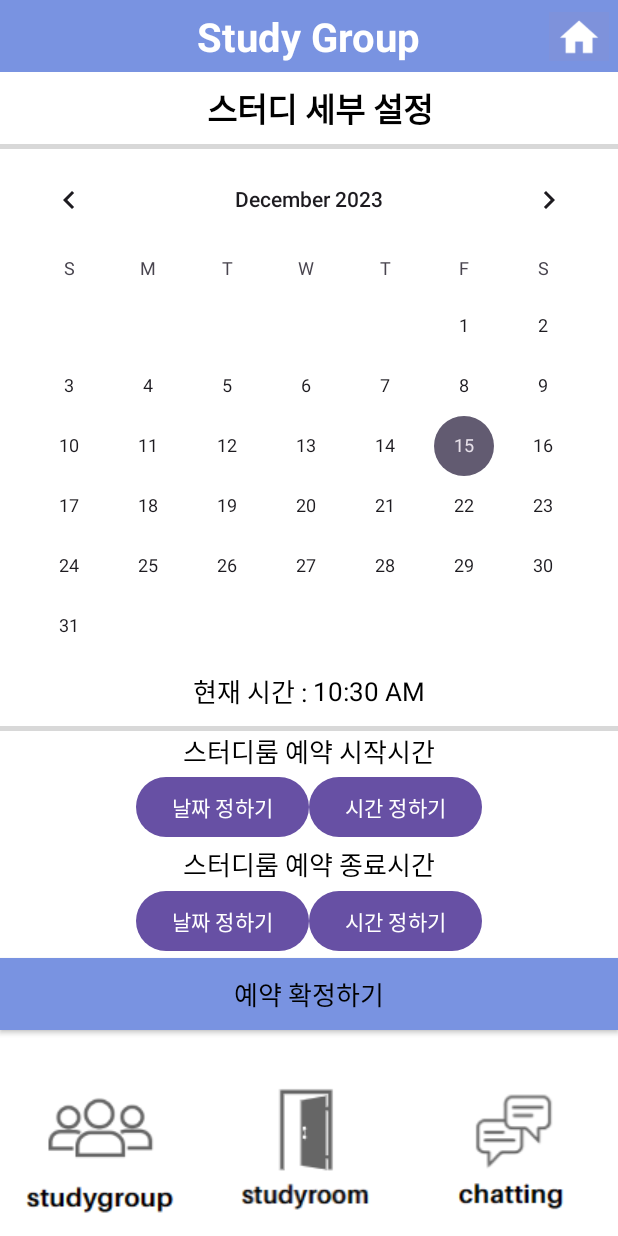
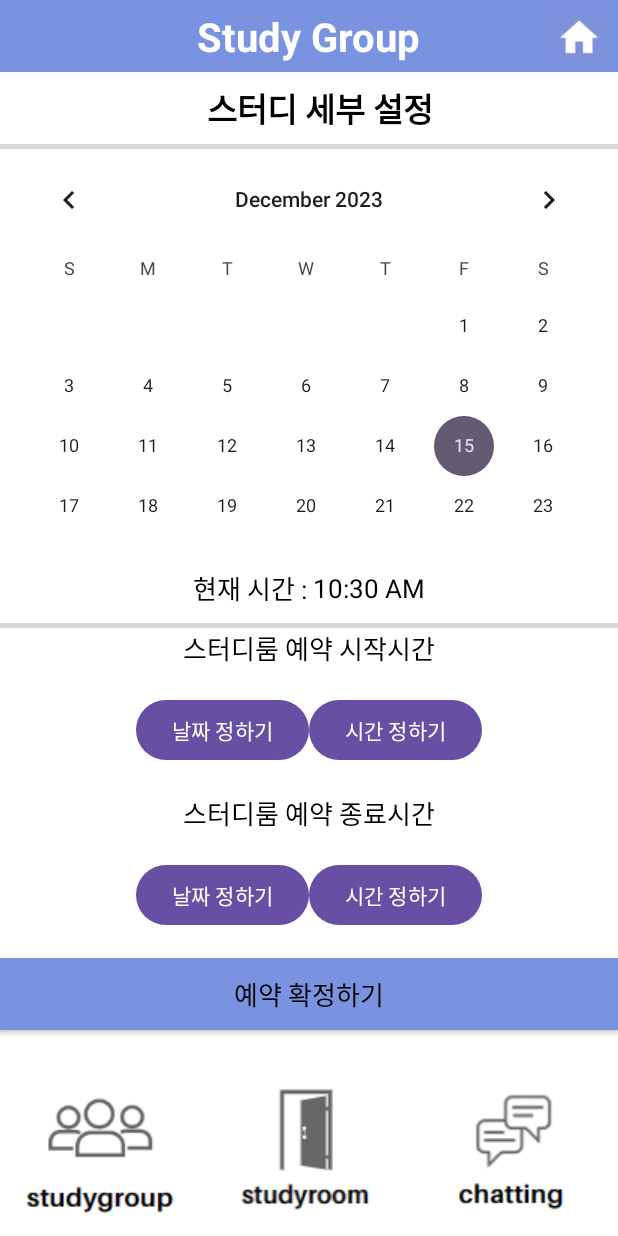
Before and after one commit to ImRian/23-2-Network-Socket-Chatting, an Android app: the StudyDateTimeSelectActivity screen opened directly, with no data from a screen before it, on a phone screen of 412 x 824 dp. Run offline under Robolectric (Android 15) with nearby library versions, the phone set to English and light mode, and no system bars.

Commit message:
시간설정 레이아웃 버튼 사라짐
보이게

```diff
--- a/app/src/main/res/layout/activity_study_date_time_select.xml
+++ b/app/src/main/res/layout/activity_study_date_time_select.xml
@@ -69,9 +69,9 @@
 
     <CalendarView
         android:id="@+id/calendarView"
-        android:textColor="#000000"
         android:layout_width="match_parent"
-        android:layout_height="wrap_content" />
+        android:layout_height="269dp"
+        android:textColor="#000000" />
 
 
     <LinearLayout
```
